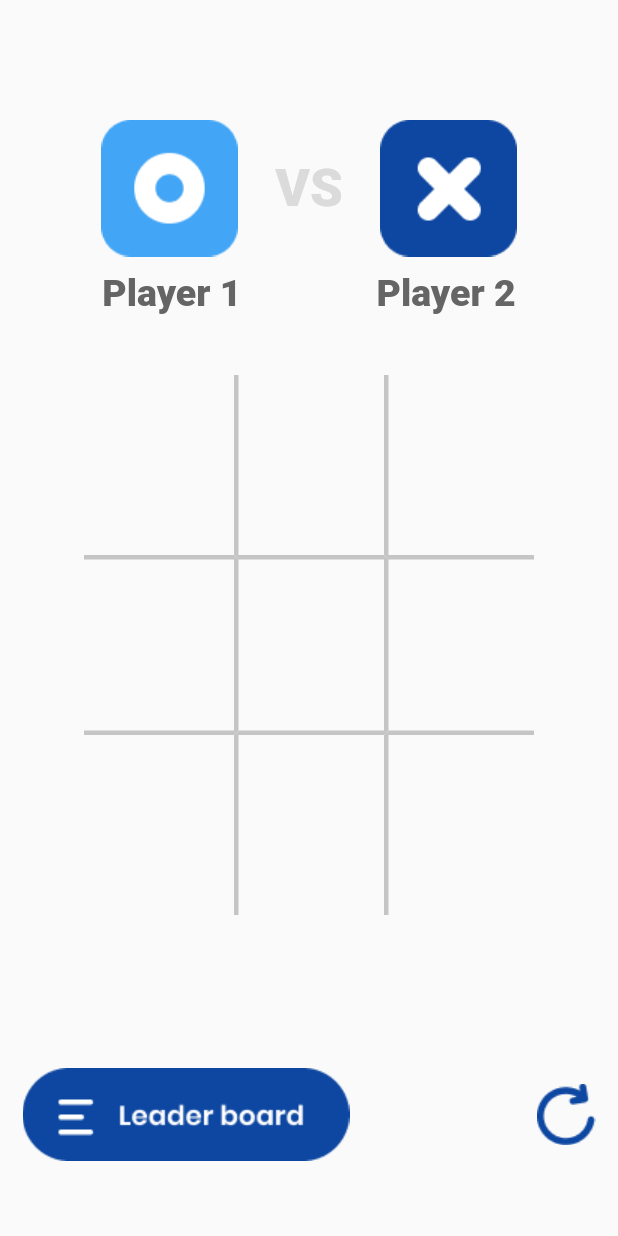
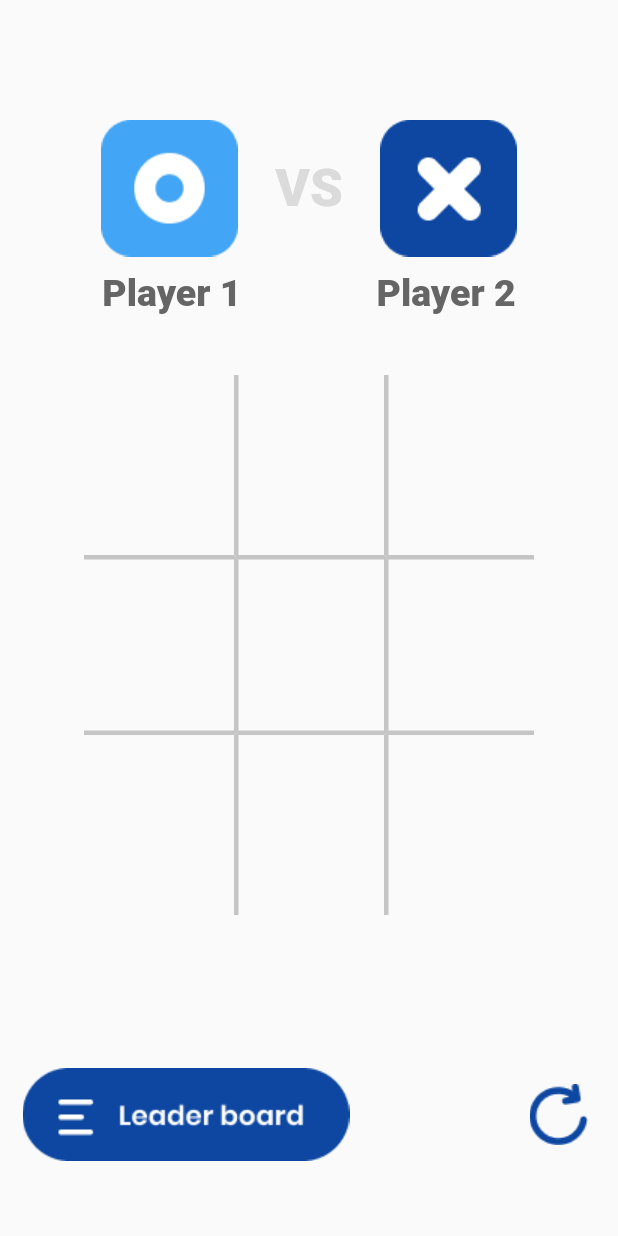
Before and after one commit to SajeelAhmed1/Flutter-TicTacToeApp, a Flutter app: the screen it shows after launch, on a phone screen of 412 x 824 dp. Run offline on Flutter 3.47's test engine with Material 2 defaults, Android fonts, the phone set to English and light mode, and no system bars.

Commit message:
new commit

```diff
--- a/lib/screens/home.dart
+++ b/lib/screens/home.dart
@@ -9,6 +9,7 @@ class homepage extends StatefulWidget {
 
 class _homepageState extends State<homepage> {
   Widget c1 = Text(" ");
+  Widget c2 = Text("");
   @override
   Widget build(BuildContext context) {
     return Scaffold(
@@ -73,13 +74,27 @@ class _homepageState extends State<homepage> {
                     );
                   });
                 },
-                child: Container(height: 120, width: 100, child: c1),
+                child: Container(
+                    height: 120,
+                    width: 100,
+                    padding: const EdgeInsets.only(top: 30, right: 14),
+                    child: c1),
               ),
-              Container(
-                padding: const EdgeInsets.only(left: 40, right: 20),
+              GestureDetector(
+                // When the child is tapped, show a snackbar.
+                onTap: () {
+                  setState(() {
+                    c2 = Image.asset(
+                      "assets/images/X.png",
+                    );
+                  });
+                },
+                child: Container(
+                  padding: const EdgeInsets.only(top: 30, right: 14),
                   height: 120,
                   width: 100,
                   decoration: const BoxDecoration(
+                      // color: Colors.amber,
                       border: Border(
                     left: BorderSide(
                       //                   <--- left side
@@ -87,11 +102,14 @@ class _homepageState extends State<homepage> {
                       width: 3.0,
                     ),
                   )),
+                  child: c2,
+                ),
               ),
               Container(
                 height: 120,
                 width: 100,
                 decoration: const BoxDecoration(
+                    // color: Color.fromARGB(255, 250, 121, 41),
                     border: Border(
                   left: BorderSide(
                     //                   <--- left side
@@ -206,7 +224,7 @@ class _homepageState extends State<homepage> {
         ),
         Spacer(),
         Padding(
-          padding: const EdgeInsets.only(bottom: 50, right: 15, left: 15),
+          padding: const EdgeInsets.only(bottom: 50, right: 20, left: 15),
           child: Row(
             mainAxisAlignment: MainAxisAlignment.start,
             children: [
@@ -219,6 +237,7 @@ class _homepageState extends State<homepage> {
                 onTap: () {
                   setState(() {
                     c1 = Text(" ");
+                    c2 = Text(" ");
                   });
                 },
                 child: Image.asset(
```
Lines whose indentation alone changed are shown as unchanged.
